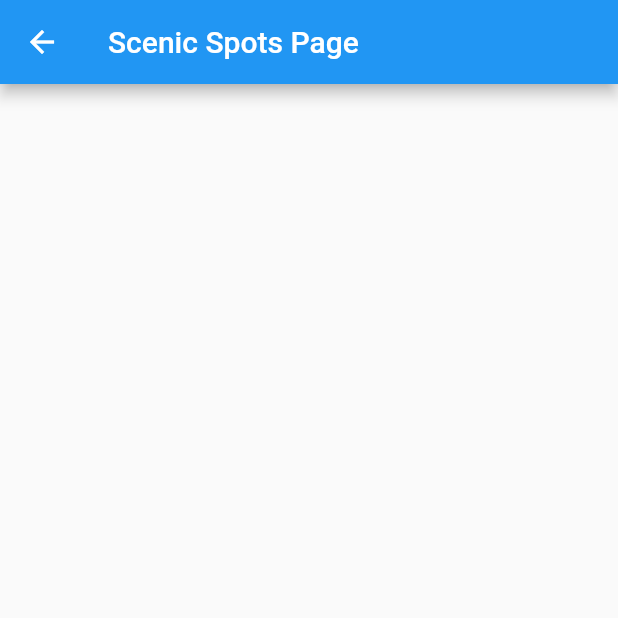
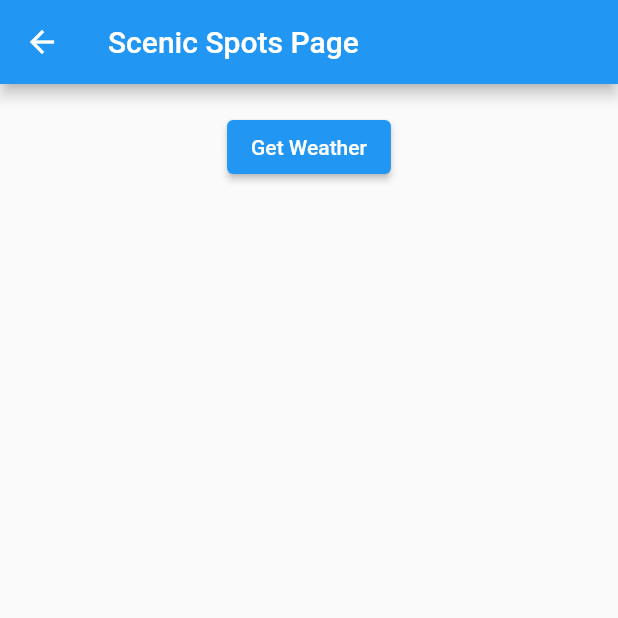
Before and after one commit to meetBOBpatel/TravelAdvisor, a Flutter app: the ScenicPages screen opened directly, on a phone screen of 412 x 824 dp, the top half of it. Run offline on Flutter 3.47's test engine with Material 2 defaults, Android fonts, the phone set to English and light mode, and no system bars; our stand-ins replace auto_size_text, firebase_auth, firebase_core, focused_menu, google_maps_flutter, vm_service and 1 more; missing offline and left inert: maps_launcher; accounts and stored records are empty.

Commit message:
Added Current Weather Functionality

```diff
--- /dev/null
+++ b/lib/DataService.dart
@@ -0,0 +1,33 @@
+import 'dart:convert';
+
+import 'package:travel_advisor/WeatherData.dart';
+import 'package:http/http.dart' as http;
+
+class DataService {
+  Future<WeatherData> getWeather(String lat, String lon) async {
+    // api.openweathermap.org/data/2.5/weather?q={city name}&appid={API key}
+
+    // final queryParameters = {
+    //   'lat': lat,
+    //   'lon': lon,
+    //   'appid': '24f702748dfd5deebefa822ac29e0189',
+    //   'units': 'imperial'
+    // };
+
+    // final uri = Uri.https(
+    //     'api.openweathermap.org', '/data/2.5/forecast', queryParameters);
+    // final uri = (
+    // 'api.openweathermap.org/data/2.5/forecast?lat=44.4280&lon=110.5885&appid=24f702748dfd5deebefa822ac29e0189');
+
+    // https://www.nps.gov/yell/planyourvisit/utms.htm can use this data to
+    // get weather at different entrances
+
+    // only gets current weather at Yellowstone's South Entrance in Teton
+    final response = await http.get(
+        'https://api.openweathermap.org/data/2.5/weather?lat=44.0756&lon=-110.3952&appid=24f702748dfd5deebefa822ac29e0189&units=imperial');
+
+    print(response.body);
+    final json = jsonDecode(response.body);
+    return WeatherData.fromJson(json);
+  }
+}
--- a/lib/LoginPage.dart
+++ b/lib/LoginPage.dart
@@ -5,7 +5,6 @@ import 'package:travel_advisor/main.dart';
 import 'package:flutter/material.dart';
 import 'package:provider/provider.dart';
 import 'package:auto_size_text/auto_size_text.dart';
-import 'package:google_fonts/google_fonts.dart';
 
 class LoginPage extends StatefulWidget {
   @override
--- a/lib/NavigatorTab.dart
+++ b/lib/NavigatorTab.dart
@@ -5,6 +5,7 @@ import 'package:travel_advisor/MapPage.dart';
 import 'package:travel_advisor/SavePage.dart';
 import 'package:travel_advisor/ScenicPages.dart';
 import 'package:travel_advisor/SettingsPage.dart';
+import 'package:weather/weather.dart';
 
 class NavigatorTab extends StatelessWidget {
   final GlobalKey<NavigatorState> navigatorKey;
--- a/lib/ScenicPages.dart
+++ b/lib/ScenicPages.dart
@@ -1,17 +1,74 @@
 import 'package:flutter/material.dart';
+import 'package:travel_advisor/WeatherData.dart';
+import 'package:travel_advisor/Weather.dart';
+import 'package:travel_advisor/DataService.dart';
+import 'package:intl/intl.dart';
+import 'dart:convert';
 
 class ScenicPages extends StatefulWidget {
+  // WeatherData weather;
+  // ScenicPages({Key key, @required this.weather}) : super(key: key);
   @override
   _CameraPageState createState() => _CameraPageState();
 }
 
 class _CameraPageState extends State<ScenicPages>
     with SingleTickerProviderStateMixin {
+  bool isLoading = false;
+  WeatherData weatherData;
+  final _dataService = DataService();
+
   @override
   Widget build(BuildContext context) {
     return new Scaffold(
-        appBar: new AppBar(
-      title: new Text("Scenic Spots Page"),
-    ));
+      appBar: new AppBar(
+        title: new Text("Scenic Spots Page"),
+      ),
+      body: new Center(
+        child: Column(
+          children: [
+            Padding(
+              padding: const EdgeInsets.all(8.0),
+              child: weatherData != null
+                  ? Weather(weather: weatherData)
+                  : Container(),
+            ),
+            Padding(
+              padding: const EdgeInsets.all(2.0),
+              child: isLoading
+                  ? CircularProgressIndicator(
+                      strokeWidth: 2.0,
+                      valueColor: new AlwaysStoppedAnimation(Colors.blue),
+                    )
+                  : ElevatedButton(
+                      // ElevatedButton(
+                      // icon: new Icon(Icons.refresh),
+                      // tooltip: 'Refresh',
+                      // onPressed: _search,
+                      onPressed: _search, child: Text('Get Weather'),
+                      // color: Colors.white,
+                    ),
+            ),
+            // Text("Hello"),
+          ],
+        ),
+      ),
+    );
+  }
+
+  void _search() async {
+    setState(() => isLoading = true);
+
+    final lat = '44.4280';
+    final lon = '-110.5885';
+
+    // decodes json file of weather data from weather API
+    final weatherResponse = await _dataService.getWeather(lat, lon);
+
+    // setState used because UI based on this response
+    setState(() {
+      weatherData = weatherResponse;
+      isLoading = false;
+    });
   }
 }
--- a/lib/SignupPage.dart
+++ b/lib/SignupPage.dart
@@ -1,7 +1,6 @@
 // import 'dart:html';
 import 'package:travel_advisor/AuthService.dart';
 import 'package:travel_advisor/LoginPage.dart';
-import 'package:google_fonts/google_fonts.dart';
 import 'package:flutter/material.dart';
 import 'package:provider/provider.dart';
 import 'package:auto_size_text/auto_size_text.dart';
--- a/lib/StartupPage.dart
+++ b/lib/StartupPage.dart
@@ -1,6 +1,5 @@
 // import 'dart:html';
 import 'package:flutter/material.dart';
-import 'package:google_fonts/google_fonts.dart';
 import 'package:travel_advisor/LoginPage.dart';
 import 'package:travel_advisor/SignupPage.dart';
 
--- /dev/null
+++ b/lib/Weather.dart
@@ -0,0 +1,25 @@
+import 'package:flutter/material.dart';
+import 'package:intl/intl.dart';
+import 'package:travel_advisor/WeatherData.dart';
+
+class Weather extends StatelessWidget {
+  final WeatherData weather;
+
+  Weather({Key key, @required this.weather}) : super(key: key);
+
+  @override
+  Widget build(BuildContext context) {
+    return Column(
+      children: <Widget>[
+        Text(weather.name),
+        Text("Hello"),
+        Text(weather.weatherInfo.description,
+            style: new TextStyle(fontSize: 32.0)),
+        Text('${weather.temp.temp}°F'),
+        Image.network(weather.iconUrl),
+        Text(new DateFormat.yMMMd().format(weather.date)),
+        Text(new DateFormat.Hm().format(weather.date)),
+      ],
+    );
+  }
+}
--- /dev/null
+++ b/lib/WeatherData.dart
@@ -0,0 +1,58 @@
+class WeatherInfo {
+  final String description;
+  final String icon;
+
+  WeatherInfo({this.description, this.icon});
+
+  factory WeatherInfo.fromJson(Map<String, dynamic> json) {
+    final description = json['description'];
+    final icon = json['icon'];
+    return WeatherInfo(description: description, icon: icon);
+  }
+}
+
+class TempInfo {
+  final double temp;
+
+  TempInfo({this.temp});
+
+  factory TempInfo.fromJson(Map<String, dynamic> json) {
+    final temp = json['temp'];
+    return TempInfo(temp: temp);
+  }
+}
+
+class WeatherData {
+  final DateTime date;
+  final String name;
+  final TempInfo temp;
+  final WeatherInfo weatherInfo;
+
+  String get iconUrl {
+    return 'https://openweathermap.org/img/wn/${weatherInfo.icon}@2x.png';
+  }
+
+  WeatherData({this.date, this.name, this.temp, this.weatherInfo});
+
+  factory WeatherData.fromJson(Map<String, dynamic> json) {
+    final date = new DateTime.fromMillisecondsSinceEpoch(json['dt'] * 1000,
+        isUtc: false);
+
+    final name = json['name'];
+
+    // gets value from main which is the temp specified in TempInfo
+    final tempInfoJson = json['main'];
+    final tempInfo = TempInfo.fromJson(tempInfoJson);
+
+    // gets values from weather which is icon and weather specified in WeatherInfo
+    final weatherInfoJson = json['weather'][0];
+    final weatherInfo = WeatherInfo.fromJson(weatherInfoJson);
+
+    return WeatherData(
+      date: date,
+      name: name,
+      temp: tempInfo,
+      weatherInfo: weatherInfo,
+    );
+  }
+}
--- /dev/null
+++ b/lib/WeatherItem.dart
@@ -0,0 +1,35 @@
+import 'package:flutter/material.dart';
+import 'package:intl/intl.dart';
+
+import 'package:travel_advisor/WeatherData.dart';
+
+class WeatherItem extends StatelessWidget {
+  final WeatherData weather;
+
+  WeatherItem({Key key, @required this.weather}) : super(key: key);
+
+  @override
+  Widget build(BuildContext context) {
+    return Card(
+      child: Padding(
+        padding: const EdgeInsets.all(8.0),
+        child: Column(
+          mainAxisAlignment: MainAxisAlignment.center,
+          children: <Widget>[
+            Text(weather.name, style: new TextStyle(color: Colors.black)),
+            Text(weather.weatherInfo.toString(),
+                style: new TextStyle(color: Colors.black, fontSize: 24.0)),
+            Text('${weather.temp.toString()}°F',
+                style: new TextStyle(color: Colors.black)),
+            Image.network(
+                'https://openweathermap.org/img/w/${weather.weatherInfo.icon}.png'),
+            Text(new DateFormat.yMMMd().format(weather.date),
+                style: new TextStyle(color: Colors.black)),
+            Text(new DateFormat.Hm().format(weather.date),
+                style: new TextStyle(color: Colors.black)),
+          ],
+        ),
+      ),
+    );
+  }
+}
--- a/lib/main.dart
+++ b/lib/main.dart
@@ -1,6 +1,10 @@
 // Copyright 2018 The Flutter team. All rights reserved.
 // Use of this source code is governed by a BSD-style license that can be
 // found in the LICENSE file.
+
+// 1000 words, 45 of's
+// 60 the's
+// 6 instances "of the"
 
 import 'dart:io';
 
```
Also changed, not shown: pubspec.yaml (+9 -1 lines), pubspec.lock, 1 other file.
